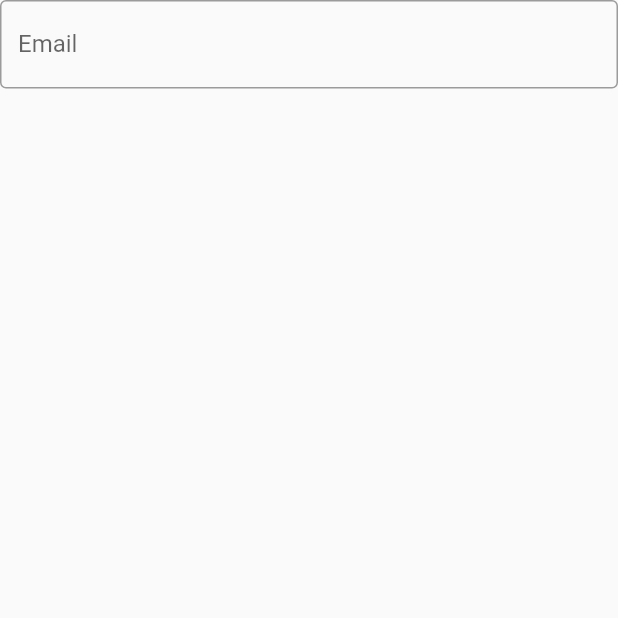
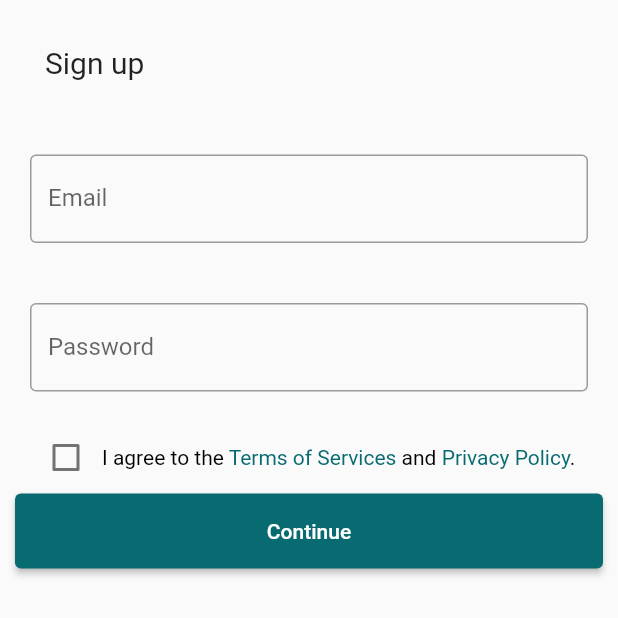
Before and after one commit to JonesParEnvorso/envorsocarcharger, a Flutter app: the AddUser screen opened directly, on a phone screen of 412 x 824 dp, the top half of it. Run offline on Flutter 3.47's test engine with Material 2 defaults, Android fonts, the phone set to English and light mode, and no system bars; our stand-ins replace avatar_glow, cloud_firestore, firebase_core, google_maps_flutter, speech_to_text; missing offline and left inert: highlight_text; accounts and stored records are empty.

Commit message:
newUserEmail slight change

```diff
--- a/envorso_charging_app/lib/newUserEmail.dart
+++ b/envorso_charging_app/lib/newUserEmail.dart
@@ -5,7 +5,7 @@ import 'package:flutter/services.dart';
 import 'firebase_options.dart';
 import 'newUser.dart';
 import 'firstlaunch.dart';
-
+import 'package:flutter/gestures.dart';
 
 void main() {
   runApp(const MyApp());
@@ -26,7 +26,6 @@ class MyApp extends StatelessWidget {
   }
 }
 
-
 // create new user from user input
 class AddUser extends StatefulWidget {
   const AddUser({Key? key}) : super(key: key);
@@ -35,24 +34,127 @@ class AddUser extends StatefulWidget {
 }
 
 class _AddUser extends State<AddUser> {
-
+  goToPID(BuildContext context) {
+    Navigator.push(context, MaterialPageRoute(builder: (context) => AddPID()));
+  }
   @override
-  Widget build(BuildContext context){
+  Widget build(BuildContext context) {
     return Scaffold(
         body: Center(
-        child: ListView(
-          children: <Widget>[
+            child: ListView(children: <Widget>[
       Container(
+          alignment: Alignment.centerLeft,
+          padding: const EdgeInsets.all(30),
+          child: const Text(
+            'Sign up',
+            style: TextStyle(fontSize: 20),
+          )),
+      Container(
+          padding: const EdgeInsets.all(20),
           child: TextField(
             decoration: const InputDecoration(
               border: OutlineInputBorder(),
               labelText: 'Email',
             ),
-              )
-            )
-          ]
-        )
-      )
+          )),
+      Container(
+          padding: const EdgeInsets.all(20),
+          child: TextField(
+            decoration: const InputDecoration(
+              border: OutlineInputBorder(),
+              labelText: 'Password',
+            ),
+          )),
+      Container(
+        child: MyStatefulWidget(),
+      ),
+      Container(
+          height: 50,
+          padding: const EdgeInsets.fromLTRB(10, 0, 10, 0),
+          child: ElevatedButton(
+            child: const Text('Continue'),
+            style: ButtonStyle(
+              backgroundColor: MaterialStateProperty.all(Color(0xff096B72)),
+            ),
+            onPressed: () => goToPID(context),
+          )),
+    ])));
+  }
+}
+
+class LinkedLabelCheckbox extends StatelessWidget {
+  const LinkedLabelCheckbox({
+    Key? key,
+    required this.label,
+    required this.padding,
+    required this.value,
+    required this.onChanged,
+  }) : super(key: key);
+
+  final String label;
+  final EdgeInsets padding;
+  final bool value;
+  final ValueChanged<bool> onChanged;
+
+  @override
+  Widget build(BuildContext context) {
+    return Padding(
+      padding: padding,
+      child: Row(
+        children: <Widget>[
+          Checkbox(
+            value: value,
+            onChanged: (bool? newValue) {
+              onChanged(newValue!);
+            },
+          ),
+          Expanded(
+            child: RichText(
+              text: TextSpan(children: [
+                TextSpan(
+                    text: "I agree to the ",
+                    style: TextStyle(color: Colors.black)),
+                TextSpan(
+                    text: "Terms of Services ",
+                    style: TextStyle(color: Color(0xff096B72)),
+                    recognizer: TapGestureRecognizer()..onTap = () {}),
+                TextSpan(text: "and ", style: TextStyle(color: Colors.black)),
+                TextSpan(
+                    text: "Privacy Policy",
+                    style: TextStyle(
+                      color: Color(0xff096B72),
+                    ),
+                    recognizer: TapGestureRecognizer()..onTap = () {}),
+                TextSpan(text: ".", style: TextStyle(color: Colors.black))
+              ]),
+            ),
+          ),
+        ],
+      ),
     );
   }
 }
+
+class MyStatefulWidget extends StatefulWidget {
+  const MyStatefulWidget({Key? key}) : super(key: key);
+  @override
+  State<MyStatefulWidget> createState() => _MyStatefulWidgetState();
+}
+
+class _MyStatefulWidgetState extends State<MyStatefulWidget> {
+  bool _isSelected = false;
+
+  @override
+  Widget build(BuildContext context) {
+    return LinkedLabelCheckbox(
+      label: 'Linked, tappable label text',
+      padding: const EdgeInsets.symmetric(horizontal: 20.0),
+      value: _isSelected,
+      onChanged: (bool newValue) {
+        setState(() {
+          _isSelected = newValue;
+        });
+      },
+    );
+  }
+}
```
Lines whose indentation alone changed are shown as unchanged.
